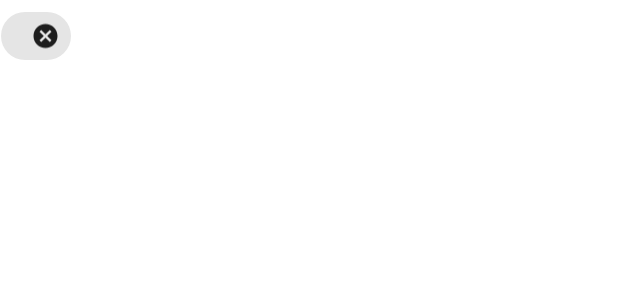
After one commit to ajdeguzman/wyup, an Android app: the layout layout_chip_entry.xml on its own in the app's theme, with its tools: preview values and no code run, on a phone screen of 412 x 824 dp. The commit adds this screen. Shown: the top 300 px of the screen. Run offline under Robolectric (Android 15) with nearby library versions, the phone set to English and light mode, and no system bars.

```diff
--- a/app/build.gradle
+++ b/app/build.gradle
@@ -35,5 +35,6 @@ dependencies {
     api 'com.clarifai.clarifai-api2:core:2.3.0'
     implementation'com.android.volley:volley:1.1.1'
     implementation'com.github.bumptech.glide:glide:4.11.0'
+    implementation 'com.google.android:flexbox:2.0.1'
 
 }
--- /dev/null
+++ b/app/src/main/res/layout/layout_chip_entry.xml
@@ -0,0 +1,8 @@
+<?xml version="1.0" encoding="utf-8"?>
+<com.google.android.material.chip.Chip
+    xmlns:android="http://schemas.android.com/apk/res/android"
+    style="@style/Widget.MaterialComponents.Chip.Entry"
+    android:theme="@style/Theme.MaterialComponents.Light"
+    android:layout_width="wrap_content"
+    android:layout_height="wrap_content"
+    />
--- a/app/src/main/res/values/colors.xml
+++ b/app/src/main/res/values/colors.xml
@@ -1,6 +1,6 @@
 <?xml version="1.0" encoding="utf-8"?>
 <resources>
-<color name="colorPrimary">#6200EE</color>
-<color name="colorPrimaryDark">#3700B3</color>
-<color name="colorAccent">#AA8CD5</color>
+<color name="colorPrimary">#6A676E</color>
+<color name="colorPrimaryDark">#242325</color>
+<color name="colorAccent">#413A4A</color>
 </resources>
--- a/app/src/main/res/values/styles.xml
+++ b/app/src/main/res/values/styles.xml
@@ -1,6 +1,6 @@
 <resources>
     <!-- Base application theme. -->
-    <style name="AppTheme" parent="Theme.AppCompat.Light.DarkActionBar">
+    <style name="AppTheme" parent="Theme.MaterialComponents.DayNight">
         <!-- Customize your theme here. -->
         <item name="colorPrimary">@color/colorPrimary</item>
         <item name="colorPrimaryDark">@color/colorPrimaryDark</item>
```
Also changed, not shown: app/src/main/java/com/ajdeguzman/wyup/MainActivity.java (+41 -43 lines), app/src/main/res/layout/layout_view_chip_text.xml (+10 -16 lines).
